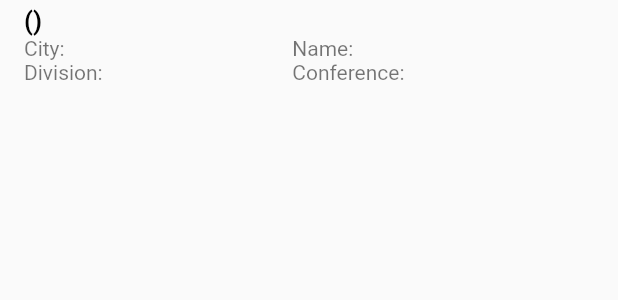
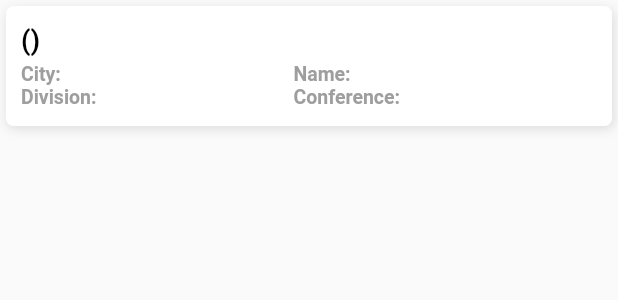
Before and after one commit to Surafeljava/ethiopialeague, a Flutter app: the TeamItem widget shown alone on an empty page, opened directly with empty values, on a phone screen of 412 x 824 dp. Shown: the top 300 px of the screen. Run offline on Flutter 3.47's test engine with Material 2 defaults, Android fonts, the phone set to English and light mode, and no system bars; network calls fail.

Commit message:
feat: Teams Item design updated

```diff
--- a/lib/screens/games/gameItem.dart
+++ b/lib/screens/games/gameItem.dart
@@ -20,7 +20,8 @@ class GameItem extends StatelessWidget {
             offset: Offset(1, 2),
             blurRadius: 6.0,
           )
-          ]),
+        ],
+      ),
       child: Row(
         crossAxisAlignment: CrossAxisAlignment.center,
         mainAxisAlignment: MainAxisAlignment.spaceEvenly,
--- a/lib/screens/teams/teamItem.dart
+++ b/lib/screens/teams/teamItem.dart
@@ -7,36 +7,87 @@ class TeamItem extends StatelessWidget {
 
   @override
   Widget build(BuildContext context) {
-    return ListTile(
-      title: Text(
+    return Container(
+      height: 80,
+      margin: EdgeInsets.all(4),
+      padding: EdgeInsets.symmetric(horizontal: 10),
+      decoration: BoxDecoration(
+        color: Colors.white,
+        borderRadius: BorderRadius.circular(5.0),
+        boxShadow: [
+          BoxShadow(
+            color: Colors.black12,
+            offset: Offset(1, 2),
+            blurRadius: 6.0,
+          )
+        ],
+      ),
+      child: Column(
+        crossAxisAlignment: CrossAxisAlignment.start,
+        mainAxisAlignment: MainAxisAlignment.center,
+        children: [
+          Text(
             "${team.full_name}(${team.abbreviation})",
             style: TextStyle(
               color: Colors.black,
               fontWeight: FontWeight.w600,
-          fontSize: 17.0,
+              fontSize: 18.0,
             ),
           ),
-      subtitle: Row(
+          SizedBox(
+            height: 5.0,
+          ),
+          Row(
             mainAxisAlignment: MainAxisAlignment.start,
             children: [
               Column(
                 crossAxisAlignment: CrossAxisAlignment.start,
                 children: [
-              Text("City: ${team.city}"),
-              Text("Division: ${team.division}"),
+                  Text(
+                    "City: ${team.city}",
+                    style: TextStyle(
+                      color: Colors.grey[500],
+                      fontWeight: FontWeight.w600,
+                      fontSize: 13.0,
+                    ),
+                  ),
+                  Text(
+                    "Division: ${team.division}",
+                    style: TextStyle(
+                      color: Colors.grey[500],
+                      fontWeight: FontWeight.w600,
+                      fontSize: 13.0,
+                    ),
+                  ),
                 ],
               ),
               Spacer(),
               Column(
                 crossAxisAlignment: CrossAxisAlignment.start,
                 children: [
-              Text("Name: ${team.name}"),
-              Text("Conference: ${team.conference}"),
+                  Text(
+                    "Name: ${team.name}",
+                    style: TextStyle(
+                      color: Colors.grey[500],
+                      fontWeight: FontWeight.w600,
+                      fontSize: 13.0,
+                    ),
+                  ),
+                  Text(
+                    "Conference: ${team.conference}",
+                    style: TextStyle(
+                      color: Colors.grey[500],
+                      fontWeight: FontWeight.w600,
+                      fontSize: 13.0,
+                    ),
+                  ),
                 ],
               ),
               Spacer(),
             ],
           ),
+        ],
+      ),
     );
   }
 }
```
Lines whose indentation alone changed are shown as unchanged.
